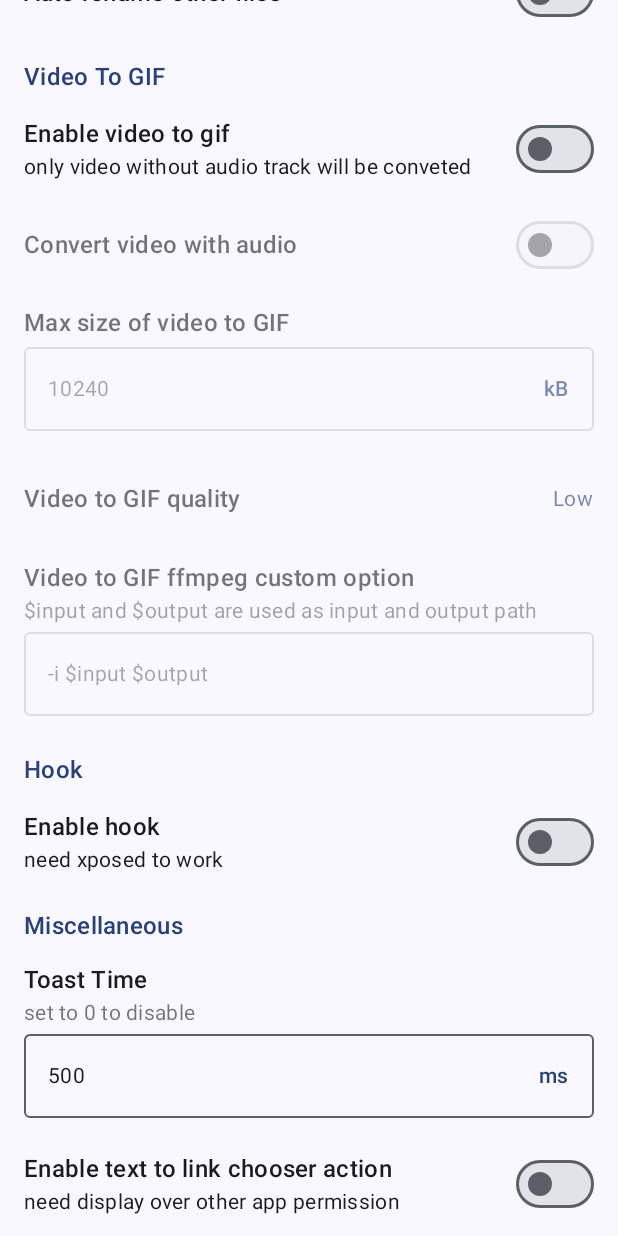
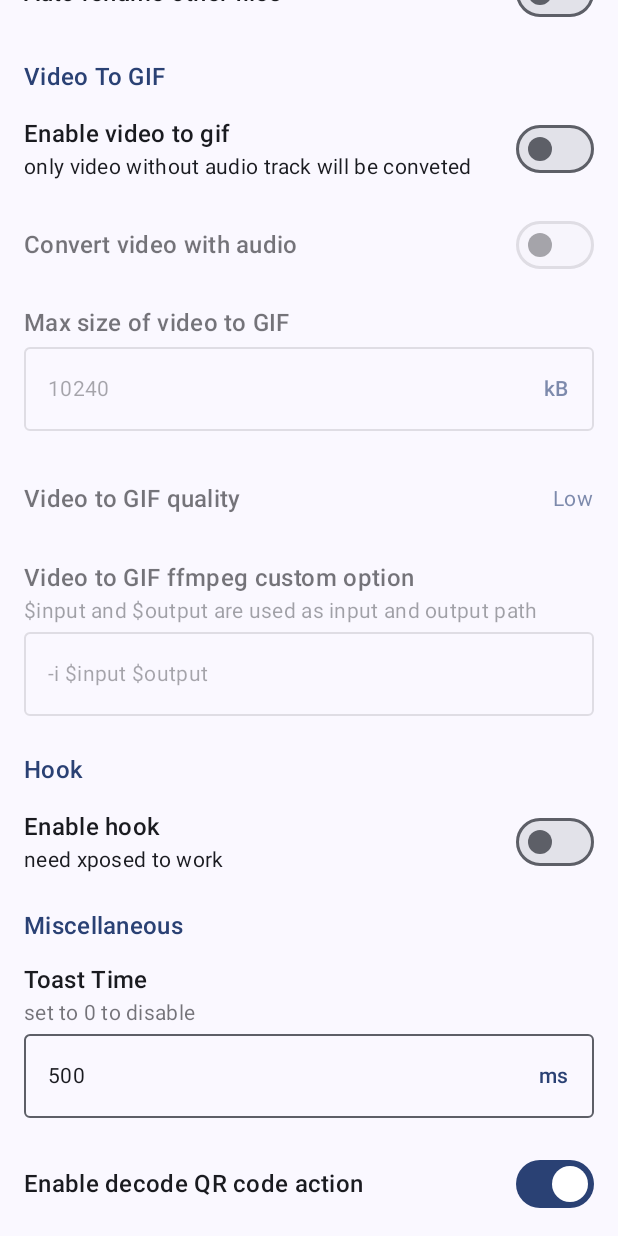
Before and after one commit to FuckAPK/FuckShare, an Android app built with Jetpack Compose: the screen it shows after launch (SettingsActivity), scrolled down 576 dp, on a phone screen of 412 x 824 dp. Run offline under Robolectric (Android 15) with nearby library versions, the light colour scheme and no system bars; our stand-ins replace Timber; 1 statement that could not run was skipped.

Commit message:
feat: add QR Code to text action
Automatically scan QR code if a single image is shared. Clicking extracts the text to clipboard. This option is enabled by default. Android 14+ only.

```diff
--- a/app/build.gradle.kts
+++ b/app/build.gradle.kts
@@ -87,4 +87,6 @@ dependencies {
     implementation("androidx.compose.ui:ui-tooling-preview")
     debugImplementation("androidx.compose.ui:ui-tooling")
 
+    // QR code
+    implementation("com.google.zxing:core:3.5.3")
 }
--- a/app/src/main/kotlin/org/lyaaz/fuckshare/Settings.kt
+++ b/app/src/main/kotlin/org/lyaaz/fuckshare/Settings.kt
@@ -103,6 +103,13 @@ class Settings private constructor(private val prefs: SharedPreferences) {
         get() {
             return prefs.getInt(PREF_TOAST_TIME_MS, DEFAULT_TOAST_TIME_MS)
         }
+    val enableQRCodeToTextAction: Boolean
+        get() {
+            return prefs.getBoolean(
+                PREF_ENABLE_QR_CODE_TO_TEXT_ACTION,
+                DEFAULT_ENABLE_QR_CODE_TO_TEXT_ACTION
+            )
+        }
     val enableTextToLinkAction: Boolean
         get() {
             return prefs.getBoolean(
@@ -146,6 +153,7 @@ class Settings private constructor(private val prefs: SharedPreferences) {
         const val PREF_ENABLE_FORCE_PICKER_HOOK = "enable_force_picker_hook"
 
         const val PREF_TOAST_TIME_MS = "toast_time"
+        const val PREF_ENABLE_QR_CODE_TO_TEXT_ACTION = "enable_qrcode_to_image_action"
         const val PREF_ENABLE_TEXT_TO_LINK_ACTION = "enable_text_to_link_action"
 
         // Defaults
@@ -177,6 +185,7 @@ class Settings private constructor(private val prefs: SharedPreferences) {
         const val DEFAULT_ENABLE_FORCE_PICKER_HOOK = false
 
         const val DEFAULT_TOAST_TIME_MS = 500
+        const val DEFAULT_ENABLE_QR_CODE_TO_TEXT_ACTION = true
         const val DEFAULT_ENABLE_TEXT_TO_LINK_ACTION = false
 
         @Volatile
--- a/app/src/main/kotlin/org/lyaaz/fuckshare/SettingsActivity.kt
+++ b/app/src/main/kotlin/org/lyaaz/fuckshare/SettingsActivity.kt
@@ -475,6 +475,11 @@ fun MiscellaneousCategory(settings: Settings, prefs: SharedPreferences) {
             settings.toastTimeMS.toString()
         )
     }
+    var enableQRCodeToTextAction by remember {
+        mutableStateOf(
+            settings.enableQRCodeToTextAction
+        )
+    }
     var enableTextToLinkAction by remember {
         mutableStateOf(
             settings.enableTextToLinkAction && AppUtils.hasOverlayPermission(context)
@@ -503,6 +508,14 @@ fun MiscellaneousCategory(settings: Settings, prefs: SharedPreferences) {
             keyboardType = KeyboardType.Number
         )
         if (Build.VERSION.SDK_INT >= Build.VERSION_CODES.UPSIDE_DOWN_CAKE) {
+            SwitchPreferenceItem(
+                title = R.string.title_enable_qr_code_to_text_action,
+                checked = enableQRCodeToTextAction,
+                onCheckedChange = {
+                    enableQRCodeToTextAction = it
+                    prefs.edit { putBoolean(Settings.PREF_ENABLE_QR_CODE_TO_TEXT_ACTION, it) }
+                }
+            )
             SwitchPreferenceItem(
                 title = R.string.title_enable_text_to_link_action,
                 summary = R.string.desc_enable_text_to_link_action,
@@ -715,7 +728,9 @@ fun DropDownPreference(
 ) {
     var expended by remember { mutableStateOf(false) }
     Box(
-        modifier = Modifier.padding(vertical = 8.dp, horizontal = 16.dp).height(50.dp)
+        modifier = Modifier
+            .padding(vertical = 8.dp, horizontal = 16.dp)
+            .height(50.dp)
             .clickable { expended = true }) {
         Row(
             modifier = Modifier.fillMaxSize(),
--- a/app/src/main/res/values/strings.xml
+++ b/app/src/main/res/values/strings.xml
@@ -60,4 +60,5 @@
     <string name="title_enable_video_to_gif">Enable video to gif</string>
     <string name="desc_enable_video_to_gif">only video without audio track will be conveted</string>
     <string name="title_video_to_gif_force_with_audio">Convert video with audio</string>
+    <string name="title_enable_qr_code_to_text_action">Enable decode QR code action</string>>
 </resources>
```
Also changed, not shown: app/src/main/AndroidManifest.xml (+10 -0 lines), app/src/main/kotlin/org/lyaaz/fuckshare/CopyTextReceiver.kt (added, +21 -0 lines), app/src/main/kotlin/org/lyaaz/fuckshare/HandleShareActivity.kt (+30 -13 lines), app/src/main/kotlin/org/lyaaz/fuckshare/utils/AppUtils.kt (+15 -0 lines), app/src/main/kotlin/org/lyaaz/fuckshare/utils/FileUtils.kt (+38 -0 lines), app/src/main/kotlin/org/lyaaz/fuckshare/utils/IntentUtils.kt (+18 -0 lines), app/src/main/res/drawable/content_copy.xml (added, +9 -0 lines), app/src/main/res/drawable/qr_code_scanner.xml (added, +9 -0 lines), 1 other file.
